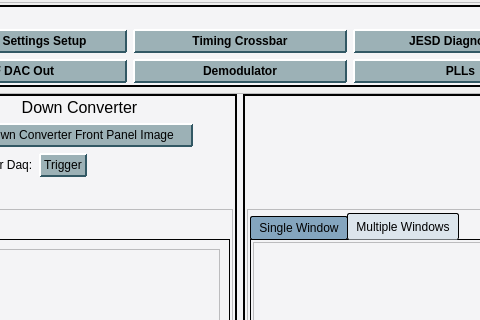
The window that new_look/atcaLLRF.ui (cristinasewell/ATCA_PyDM_Screens) describes before a commit, drawn with Qt 5; both pictures show x 318 to 798 and y 0 to 320 of the 1116 by 766 pixel window.
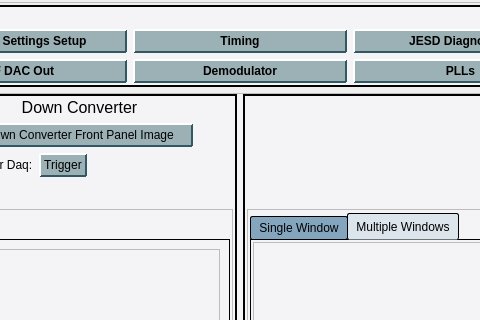
The same window after the commit. Custom widgets are drawn as their Qt base class.

Commit message: ENH - add tpr to main screen

What changed in the file:
```diff
--- a/new_look/atcaLLRF.ui
+++ b/new_look/atcaLLRF.ui
@@ -405,7 +405,7 @@
                <string/>
               </property>
               <property name="text">
-               <string>Timing Crossbar</string>
+               <string>Timing</string>
               </property>
               <property name="filenames" stdset="0">
                <stringlist>
```
Left out of the diff: 2 changed lines with no effect on the pictures. The commit also changes 3 other files.
